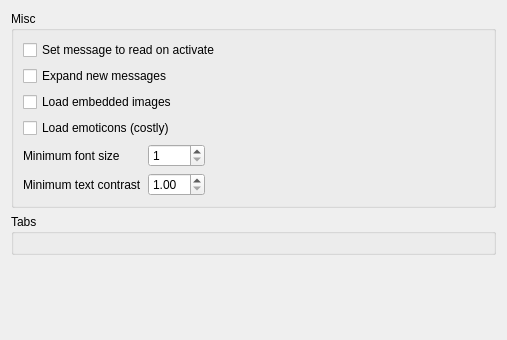
Qt form retroshare-gui/src/gui/settings/ForumPage.ui (RetroShare/RetroShare) before a commit.
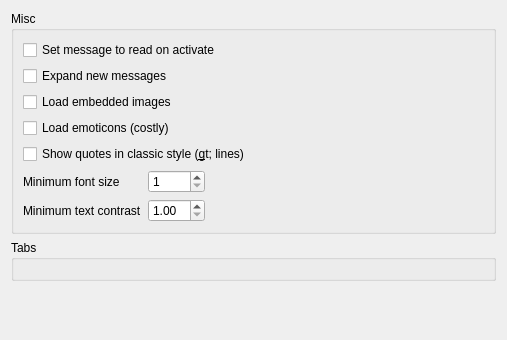
The same form after that commit. Custom widgets are drawn as their Qt base class.

Commit message:
Added optional classic quote style for post text
Add a "Show quotes in classic style (> lines)" checkbox under
Settings > Forum (off by default). When it is enabled, forum posts show
quoted lines as plain "> text" / ">> text" lines, coloured per
quote level, without indent or quote bars.

Diff of the .ui file:
```diff
--- a/retroshare-gui/src/gui/settings/ForumPage.ui
+++ b/retroshare-gui/src/gui/settings/ForumPage.ui
@@ -49,6 +49,16 @@
        </widget>
       </item>
       <item row="4" column="0">
+       <widget class="QCheckBox" name="classicQuotes">
+        <property name="toolTip">
+         <string>&lt;html&gt;&lt;head/&gt;&lt;body&gt;&lt;p&gt;Show quoted text like &amp;quot;&amp;gt; text&amp;quot; and &amp;quot;&amp;gt;&amp;gt; text&amp;quot; lines, colored by quote level, instead of indented quotes with colored bars.&lt;/p&gt;&lt;/body&gt;&lt;/html&gt;</string>
+        </property>
+        <property name="text">
+         <string>Show quotes in classic style (&amp;gt; lines)</string>
+        </property>
+       </widget>
+      </item>
+      <item row="5" column="0">
        <layout class="QGridLayout" name="gridLayout">
         <item row="0" column="0">
          <widget class="QLabel" name="minimumFontSizeLabel">
```
The commit also changes 13 other files.
